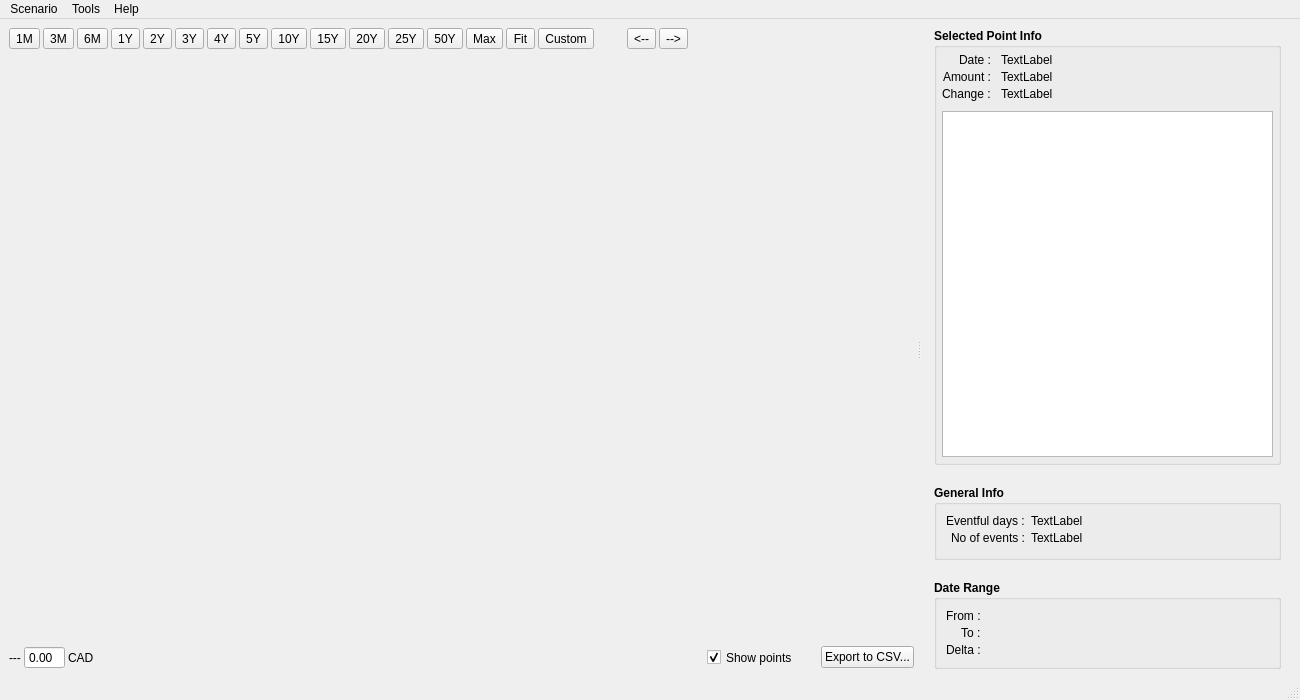
First picture: the form in src/mainwindow.ui, repository redmoon1945/gbp, before the edit.
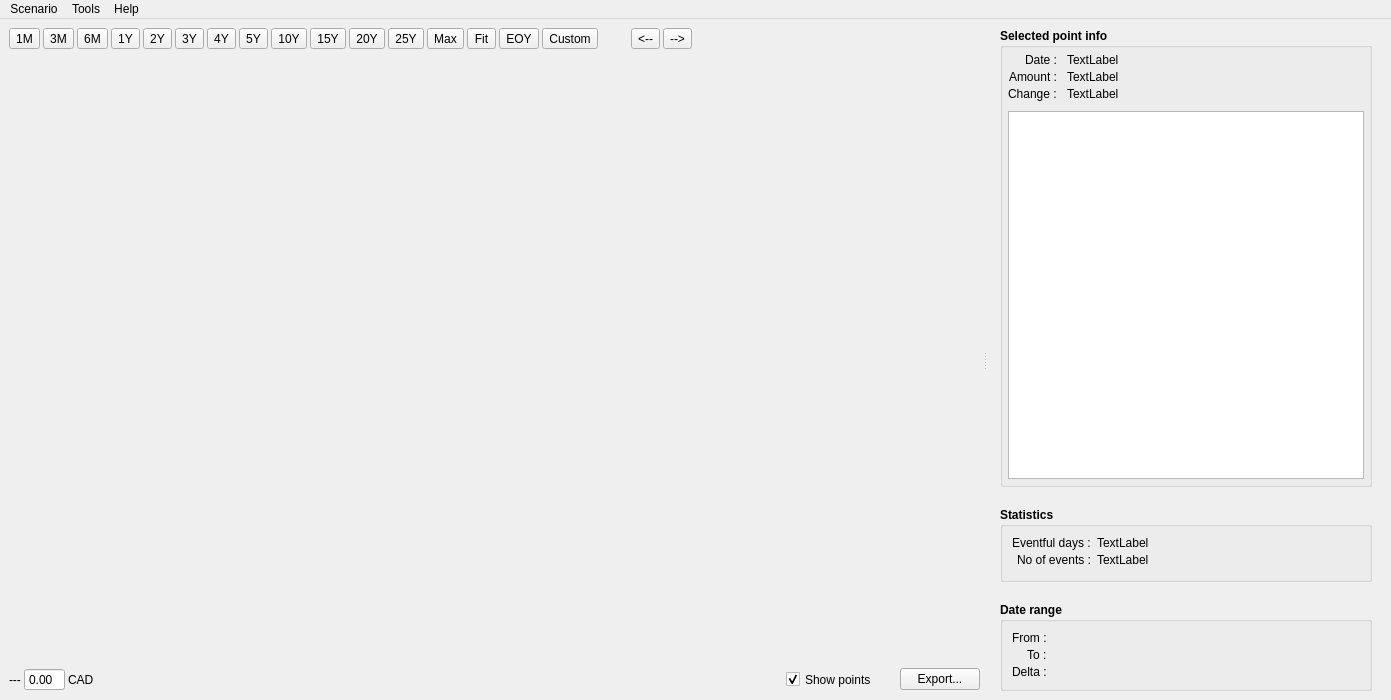
Second picture: the form after the edit.

Patch:
```diff
--- a/src/mainwindow.ui
+++ b/src/mainwindow.ui
@@ -6,7 +6,7 @@
    <rect>
     <x>0</x>
     <y>0</y>
-    <width>1300</width>
+    <width>1391</width>
     <height>700</height>
    </rect>
   </property>
@@ -138,13 +138,6 @@
             </property>
            </widget>
           </item>
-          <item>
-           <widget class="QToolButton" name="toolButton_50Y">
-            <property name="text">
-             <string>50Y</string>
-            </property>
-           </widget>
-          </item>
           <item>
            <widget class="QToolButton" name="toolButton_Max">
             <property name="toolTip">
@@ -165,6 +158,16 @@
             </property>
            </widget>
           </item>
+          <item>
+           <widget class="QToolButton" name="toolButton_EOY">
+            <property name="toolTip">
+             <string>&lt;html&gt;&lt;head/&gt;&lt;body&gt;&lt;p&gt;&lt;span style=&quot; background-color:transparent;&quot;&gt;Rescale the chart so that the X axis range is &lt;/span&gt;&lt;span style=&quot; font-weight:700; background-color:transparent;&quot;&gt;tomorrow&lt;/span&gt;&lt;span style=&quot; background-color:transparent;&quot;&gt; to the &lt;/span&gt;&lt;span style=&quot; font-weight:700; background-color:transparent;&quot;&gt;end of the year&lt;/span&gt;&lt;span style=&quot; background-color:transparent;&quot;&gt;. Y axis is rescaled to include the min and max values in the new X range.&lt;/span&gt;&lt;/p&gt;&lt;/body&gt;&lt;/html&gt;</string>
+            </property>
+            <property name="text">
+             <string>EOY</string>
+            </property>
+           </widget>
+          </item>
           <item>
            <widget class="QToolButton" name="customToolButton">
             <property name="toolTip">
@@ -352,7 +355,7 @@
              <string>&lt;html&gt;&lt;head/&gt;&lt;body&gt;&lt;p&gt;Export all the data points of the Cash Balance curve (not just those displayed) into a CSV file.&lt;/p&gt;&lt;/body&gt;&lt;/html&gt;</string>
             </property>
             <property name="text">
-             <string>Export to CSV...</string>
+             <string>Export...</string>
             </property>
            </widget>
           </item>
@@ -388,7 +391,7 @@
            </font>
           </property>
           <property name="title">
-           <string>Selected Point Info</string>
+           <string>Selected point info</string>
           </property>
           <property name="flat">
            <bool>false</bool>
@@ -547,7 +550,7 @@
               <enum>QAbstractScrollArea::SizeAdjustPolicy::AdjustIgnored</enum>
              </property>
              <property name="alternatingRowColors">
-              <bool>true</bool>
+              <bool>false</bool>
              </property>
              <property name="selectionMode">
               <enum>QAbstractItemView::SelectionMode::NoSelection</enum>
@@ -568,7 +571,7 @@
            </font>
           </property>
           <property name="title">
-           <string>General Info</string>
+           <string>Statistics</string>
           </property>
           <property name="flat">
            <bool>false</bool>
@@ -682,7 +685,7 @@
            </font>
           </property>
           <property name="title">
-           <string>Date Range</string>
+           <string>Date range</string>
           </property>
           <layout class="QVBoxLayout" name="verticalLayout_5">
            <item>
@@ -803,8 +806,8 @@
     <rect>
      <x>0</x>
      <y>0</y>
-     <width>1300</width>
-     <height>27</height>
+     <width>1391</width>
+     <height>31</height>
     </rect>
    </property>
    <property name="sizePolicy">
@@ -874,16 +877,6 @@
    <addaction name="menuTools"/>
    <addaction name="menuHelp"/>
   </widget>
-  <widget class="QStatusBar" name="statusbar">
-   <property name="font">
-    <font>
-     <italic>true</italic>
-    </font>
-   </property>
-   <property name="sizeGripEnabled">
-    <bool>true</bool>
-   </property>
-  </widget>
   <action name="actionNew">
    <property name="text">
     <string>New...</string>
```
Left out of the diff: 24 changed lines with no effect on the pictures.
